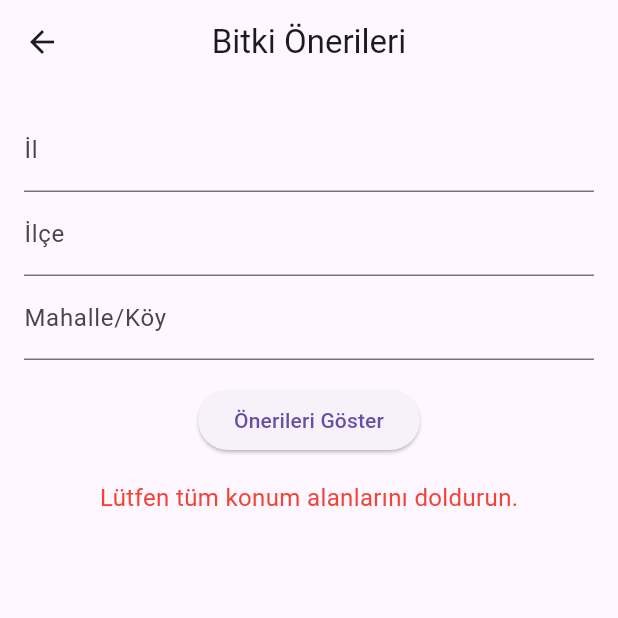
After one commit to fairuza1/Tar-mUygulama, a Flutter app: the OneriSayfasi screen opened directly, after a tap on "Önerileri Göster", on a phone screen of 412 x 824 dp, the top half of it. The commit adds this screen. Run offline on Flutter 3.47's test engine with Material 3 defaults, Android fonts, the phone set to English and light mode, and no system bars; our stand-ins replace google_fonts, image_picker, shared_preferences; accounts and stored records are empty; network calls fail.

Commit message:
öneriler gösterilmeye başlandı ufaktan

```diff
--- /dev/null
+++ b/lib/screens/OneriSayfasi.dart
@@ -0,0 +1,147 @@
+import 'dart:convert';
+import 'package:flutter/material.dart';
+import 'package:http/http.dart' as http;
+
+class OneriSayfasi extends StatefulWidget {
+  @override
+  _OneriSayfasiState createState() => _OneriSayfasiState();
+}
+
+class _OneriSayfasiState extends State<OneriSayfasi> {
+  final TextEditingController _cityController = TextEditingController();
+  final TextEditingController _districtController = TextEditingController();
+  final TextEditingController _villageController = TextEditingController();
+
+  List<OneriModel> _oneriler = [];
+  bool _loading = false;
+  String? _error;
+
+  Future<void> fetchOneriler() async {
+    setState(() {
+      _loading = true;
+      _error = null;
+    });
+
+    final city = _cityController.text.trim();
+    final district = _districtController.text.trim();
+    final village = _villageController.text.trim();
+
+    if (city.isEmpty || district.isEmpty || village.isEmpty) {
+      setState(() {
+        _loading = false;
+        _error = "Lütfen tüm konum alanlarını doldurun.";
+      });
+      return;
+    }
+
+    final uri = Uri.parse(
+        'http://10.0.2.2:8080/api/ratings/recommendations?city=$city&district=$district&village=$village');
+
+    try {
+      final response = await http.get(uri);
+
+      if (response.statusCode == 200) {
+        final List<dynamic> jsonData = jsonDecode(response.body);
+        setState(() {
+          _oneriler = jsonData.map((e) => OneriModel.fromJson(e)).toList();
+        });
+      } else {
+        setState(() {
+          _error = "Sunucudan veri alınamadı (${response.statusCode})";
+        });
+      }
+    } catch (e) {
+      setState(() {
+        _error = "Bir hata oluştu: $e";
+      });
+    } finally {
+      setState(() {
+        _loading = false;
+      });
+    }
+  }
+
+  @override
+  Widget build(BuildContext context) {
+    return Scaffold(
+      appBar: AppBar(
+        title: Text("Bitki Önerileri"),
+        centerTitle: true,
+      ),
+      body: Padding(
+        padding: const EdgeInsets.all(16.0),
+        child: Column(
+          children: [
+            TextField(
+              controller: _cityController,
+              decoration: InputDecoration(labelText: 'İl'),
+            ),
+            TextField(
+              controller: _districtController,
+              decoration: InputDecoration(labelText: 'İlçe'),
+            ),
+            TextField(
+              controller: _villageController,
+              decoration: InputDecoration(labelText: 'Mahalle/Köy'),
+            ),
+            const SizedBox(height: 16),
+            ElevatedButton(
+              onPressed: fetchOneriler,
+              child: Text("Önerileri Göster"),
+            ),
+            const SizedBox(height: 16),
+            _loading
+                ? CircularProgressIndicator()
+                : _error != null
+                ? Text(
+              _error!,
+              style: TextStyle(color: Colors.red, fontSize: 16),
+            )
+                : _oneriler.isEmpty
+                ? Text("Henüz veri yok.")
+                : Expanded(
+              child: ListView.builder(
+                itemCount: _oneriler.length,
+                itemBuilder: (context, index) {
+                  final oneri = _oneriler[index];
+                  return Card(
+                    shape: RoundedRectangleBorder(
+                      borderRadius: BorderRadius.circular(12),
+                    ),
+                    margin:
+                    const EdgeInsets.symmetric(vertical: 8),
+                    elevation: 4,
+                    child: ListTile(
+                      title: Text(
+                        oneri.plantName,
+                        style: TextStyle(
+                            fontWeight: FontWeight.bold),
+                      ),
+                      subtitle: Text(
+                        "Ortalama Puan: ${oneri.totalScore.toStringAsFixed(2)}",
+                      ),
+                    ),
+                  );
+                },
+              ),
+            ),
+          ],
+        ),
+      ),
+    );
+  }
+}
+
+class OneriModel {
+  final String plantName;
+  final double totalScore;
+
+  OneriModel({required this.plantName, required this.totalScore});
+
+  factory OneriModel.fromJson(Map<String, dynamic> json) {
+    return OneriModel(
+      plantName: json['plantName'],
+      totalScore: (json['totalScore'] as num).toDouble(),
+    );
+  }
+}
--- a/lib/screens/dashboard.dart
+++ b/lib/screens/dashboard.dart
@@ -1,5 +1,6 @@
 import 'package:flutter/material.dart';
 import 'package:google_fonts/google_fonts.dart';
+import 'package:uygulamam_flutter/screens/OneriSayfasi.dart';
 import 'AraziEklePage.dart';
 import 'ArazilerimiGosterPage.dart';
 import 'EkimYapPage.dart';
@@ -126,6 +127,8 @@ class Dashboard extends StatelessWidget {
                           HasatlarimiGosterPage()),
                       makeDashboardItem(context, "Değerlendirmelerimi Listele", Icons.list_alt,
                           DegerlendirmelerimiListelePage()),
+                      makeDashboardItem(context, "öneri", Icons.list_alt,
+                          OneriSayfasi()),
                     ],
                   ),
                 ),
```
